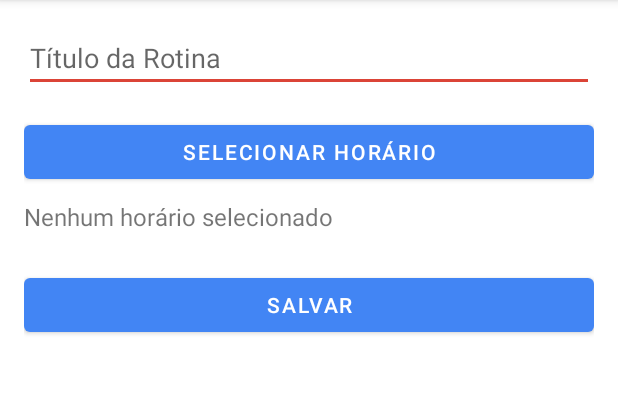
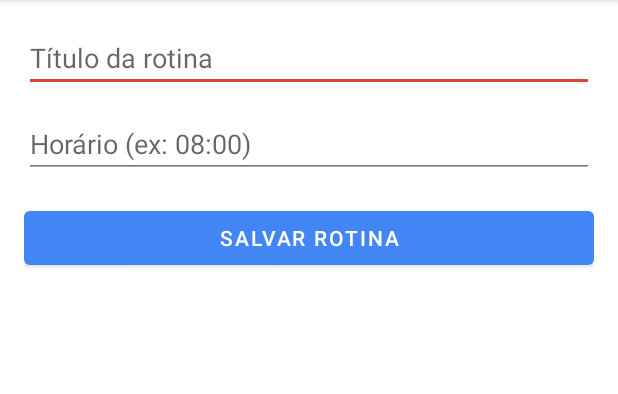
Before and after one commit to alessaura/Kinexus, an Android app: the RoutineCreateActivity screen opened directly, with no data from a screen before it, on a phone screen of 412 x 824 dp, the part 84-478 px from its top. Run offline under Robolectric (Android 15) with nearby library versions, the phone set to English and light mode, and no system bars; our stand-ins replace Firebase (no records; nobody signed in at launch, a user with empty details on screens opened directly).

Commit message:
[FIX] Correção de UI das telas e criação de rotina

```diff
--- a/app/src/main/java/com/rotinadependentes/ui/RoutineCreateActivity.kt
+++ b/app/src/main/java/com/rotinadependentes/ui/RoutineCreateActivity.kt
@@ -1,79 +1,82 @@
 package com.rotinadependentes.ui
 
-import android.app.TimePickerDialog
 import android.os.Bundle
 import android.widget.Button
 import android.widget.EditText
-import android.widget.TextView
+import android.widget.ProgressBar
 import android.widget.Toast
 import androidx.appcompat.app.AppCompatActivity
+import com.google.firebase.Timestamp
 import com.google.firebase.firestore.FirebaseFirestore
 import com.rotinadependentes.R
-import java.util.Calendar
-import java.util.Date
 
 class RoutineCreateActivity : AppCompatActivity() {
 
     private lateinit var etTitle: EditText
-    private lateinit var btnPickTime: Button
-    private lateinit var tvSelectedTime: TextView
-    private lateinit var btnSaveRoutine: Button
+    private lateinit var etTime: EditText
+    private lateinit var btnSubmit: Button
+    private lateinit var progressBar: ProgressBar
 
-    private var selectedHour = -1
-    private var selectedMinute = -1
-    private lateinit var dependentId: String  // Deve ser passado via intent
+    private var dependentId: String? = null
 
     override fun onCreate(savedInstanceState: Bundle?) {
         super.onCreate(savedInstanceState)
         setContentView(R.layout.activity_create_routine)
 
+        // Recupera o dependentId vindo via Intent
+        dependentId = intent.getStringExtra("dependentId")
+
         etTitle = findViewById(R.id.etTitle)
-        btnPickTime = findViewById(R.id.btnPickTime)
-        tvSelectedTime = findViewById(R.id.tvSelectedTime)
-        btnSaveRoutine = findViewById(R.id.btnSaveRoutine)
+        etTime = findViewById(R.id.etTime)
+        btnSubmit = findViewById(R.id.btnSubmit)
+        progressBar = findViewById(R.id.progressBar)
 
-        dependentId = intent.getStringExtra("DEPENDENT_ID") ?: ""
-
-        btnPickTime.setOnClickListener { openTimePicker() }
-        btnSaveRoutine.setOnClickListener { saveRoutine() }
+        btnSubmit.setOnClickListener {
+            createRoutine()
+        }
     }
 
-    private fun openTimePicker() {
-        val cal = Calendar.getInstance()
-        val timePicker = TimePickerDialog(this, { _, hour, minute ->
-            selectedHour = hour
-            selectedMinute = minute
-            val formattedTime = String.format("%02d:%02d", hour, minute)
-            tvSelectedTime.text = "Horário selecionado: $formattedTime"
-        }, cal.get(Calendar.HOUR_OF_DAY), cal.get(Calendar.MINUTE), true)
-        timePicker.show()
-    }
+    private fun createRoutine() {
+        val title = etTitle.text.toString().trim()
+        val time = etTime.text.toString().trim()
 
-    private fun saveRoutine() {
-        val title = etTitle.text.toString().trim()
-        if (title.isEmpty() || selectedHour == -1 || selectedMinute == -1) {
-            Toast.makeText(this, "Preencha todos os campos", Toast.LENGTH_SHORT).show()
+        if (title.isEmpty()) {
+            etTitle.error = "Digite o título da rotina"
             return
         }
 
-        val formattedTime = String.format("%02d:%02d", selectedHour, selectedMinute)
+        if (time.isEmpty()) {
+            etTime.error = "Digite o horário da rotina"
+            return
+        }
 
-        val routine = hashMapOf(
+        if (dependentId.isNullOrEmpty()) {
+            Toast.makeText(this, "Erro: Dependente não informado", Toast.LENGTH_SHORT).show()
+            return
+        }
+
+        progressBar.visibility = ProgressBar.VISIBLE
+        btnSubmit.isEnabled = false
+
+        val db = FirebaseFirestore.getInstance()
+        val routineData = hashMapOf(
             "title" to title,
-            "time" to formattedTime,
+            "time" to time,
             "dependentId" to dependentId,
-            "createdAt" to Date()
+            "createdAt" to Timestamp.now()
         )
 
-        FirebaseFirestore.getInstance()
-            .collection("routines")
-            .add(routine)
+        db.collection("routine")
+            .add(routineData)
             .addOnSuccessListener {
-                Toast.makeText(this, "Rotina salva!", Toast.LENGTH_SHORT).show()
+                Toast.makeText(this, "Rotina criada com sucesso!", Toast.LENGTH_SHORT).show()
                 finish()
             }
             .addOnFailureListener { e ->
-                Toast.makeText(this, "Erro ao salvar: ${e.message}", Toast.LENGTH_LONG).show()
+                Toast.makeText(this, "Erro ao criar rotina", Toast.LENGTH_SHORT).show()
+                e.printStackTrace()
+                progressBar.visibility = ProgressBar.GONE
+                btnSubmit.isEnabled = true
             }
     }
 }
--- a/app/src/main/res/layout/activity_create_routine.xml
+++ b/app/src/main/res/layout/activity_create_routine.xml
@@ -1,40 +1,36 @@
 <?xml version="1.0" encoding="utf-8"?>
-<ScrollView xmlns:android="http://schemas.android.com/apk/res/android"
+<LinearLayout xmlns:android="http://schemas.android.com/apk/res/android"
     android:layout_width="match_parent"
     android:layout_height="match_parent"
+    android:orientation="vertical"
     android:padding="16dp">
 
-    <LinearLayout
-        android:orientation="vertical"
+    <EditText
+        android:id="@+id/etTitle"
         android:layout_width="match_parent"
-        android:layout_height="wrap_content">
+        android:layout_height="wrap_content"
+        android:hint="Título da rotina"
+        android:layout_marginBottom="12dp" />
 
-        <EditText
-            android:id="@+id/etTitle"
-            android:hint="Título da Rotina"
-            android:layout_width="match_parent"
-            android:layout_height="wrap_content"/>
+    <EditText
+        android:id="@+id/etTime"
+        android:layout_width="match_parent"
+        android:layout_height="wrap_content"
+        android:hint="Horário (ex: 08:00)"
+        android:layout_marginBottom="16dp" />
 
-        <Button
-            android:id="@+id/btnPickTime"
-            android:layout_width="match_parent"
-            android:layout_height="wrap_content"
-            android:text="Selecionar Horário"
-            android:layout_marginTop="16dp" />
+    <ProgressBar
+        android:id="@+id/progressBar"
+        android:layout_width="wrap_content"
+        android:layout_height="wrap_content"
+        android:visibility="gone"
+        android:layout_gravity="center_horizontal"
+        android:layout_marginBottom="16dp" />
 
-        <TextView
-            android:id="@+id/tvSelectedTime"
-            android:layout_width="match_parent"
-            android:layout_height="wrap_content"
-            android:text="Nenhum horário selecionado"
-            android:textSize="16sp"
-            android:layout_marginTop="8dp"/>
+    <Button
+        android:id="@+id/btnSubmit"
+        android:layout_width="match_parent"
+        android:layout_height="wrap_content"
+        android:text="Salvar Rotina" />
 
-        <Button
-            android:id="@+id/btnSaveRoutine"
-            android:layout_width="match_parent"
-            android:layout_height="wrap_content"
-            android:text="Salvar"
-            android:layout_marginTop="24dp" />
-    </LinearLayout>
-</ScrollView>
+</LinearLayout>
```
Also changed, not shown: app/src/main/java/com/rotinadependentes/adapter/OrganizationAdapter.kt (+20 -4 lines), app/src/main/java/com/rotinadependentes/ui/OrganizationListActivity.kt (+50 -15 lines), app/src/main/res/layout/activity_organization_details.xml (+30 -17 lines), app/src/main/res/layout/activity_organization_list.xml (+57 -15 lines).
